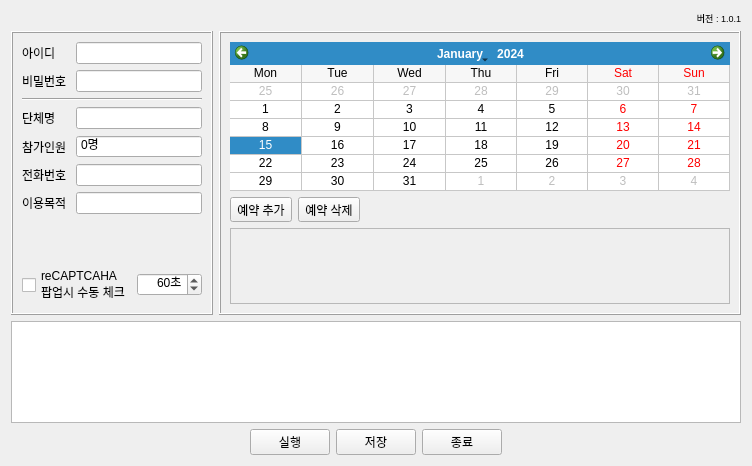
Old version of the form MainForm.ui in the repository hyo0913/Gunpo-UC-Booker.
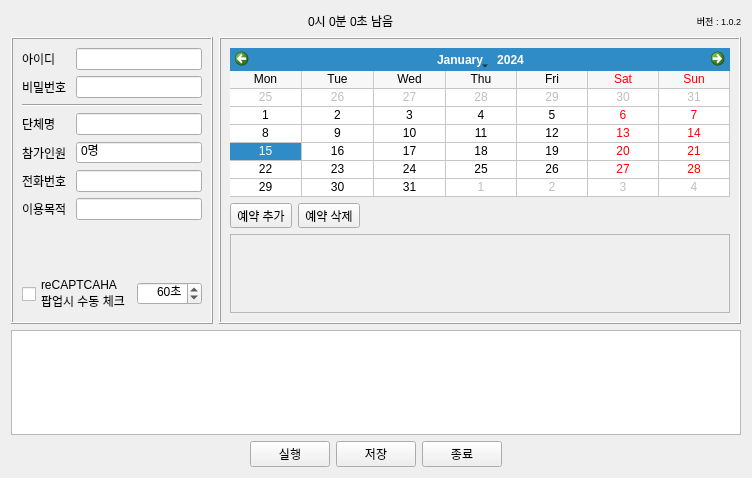
New version of the form.

Commit message: 서버 시간 대기 기능 추가

The edit to the form file:
```diff
--- a/MainForm.ui
+++ b/MainForm.ui
@@ -7,7 +7,7 @@
     <x>0</x>
     <y>0</y>
     <width>752</width>
-    <height>466</height>
+    <height>478</height>
    </rect>
   </property>
   <property name="windowTitle">
@@ -15,6 +15,41 @@
   </property>
   <layout class="QVBoxLayout" name="verticalLayout_3">
    <item>
+    <layout class="QHBoxLayout" name="horizontalLayout_8">
+     <item>
+      <spacer name="horizontalSpacer_5">
+       <property name="orientation">
+        <enum>Qt::Horizontal</enum>
+       </property>
+       <property name="sizeHint" stdset="0">
+        <size>
+         <width>40</width>
+         <height>20</height>
+        </size>
+       </property>
+      </spacer>
+     </item>
+     <item>
+      <widget class="QLabel" name="labelCountDown">
+       <property name="text">
+        <string>0시 0분 0초 남음</string>
+       </property>
+      </widget>
+     </item>
+     <item>
+      <spacer name="horizontalSpacer_4">
+       <property name="orientation">
+        <enum>Qt::Horizontal</enum>
+       </property>
+       <property name="sizeHint" stdset="0">
+        <size>
+         <width>40</width>
+         <height>20</height>
+        </size>
+       </property>
+      </spacer>
+     </item>
+     <item>
     <widget class="QLabel" name="labelVersion">
      <property name="font">
       <font>
@@ -22,12 +57,14 @@
       </font>
      </property>
      <property name="text">
-      <string>버전 : 1.0.1</string>
+        <string>버전 : 1.0.2</string>
      </property>
      <property name="alignment">
       <set>Qt::AlignRight|Qt::AlignTrailing|Qt::AlignVCenter</set>
      </property>
     </widget>
+     </item>
+    </layout>
    </item>
    <item>
     <layout class="QHBoxLayout" name="horizontalLayout_6" stretch="0,1">
```
Lines whose indentation alone changed are shown as unchanged. The commit also changes 1 other file.
